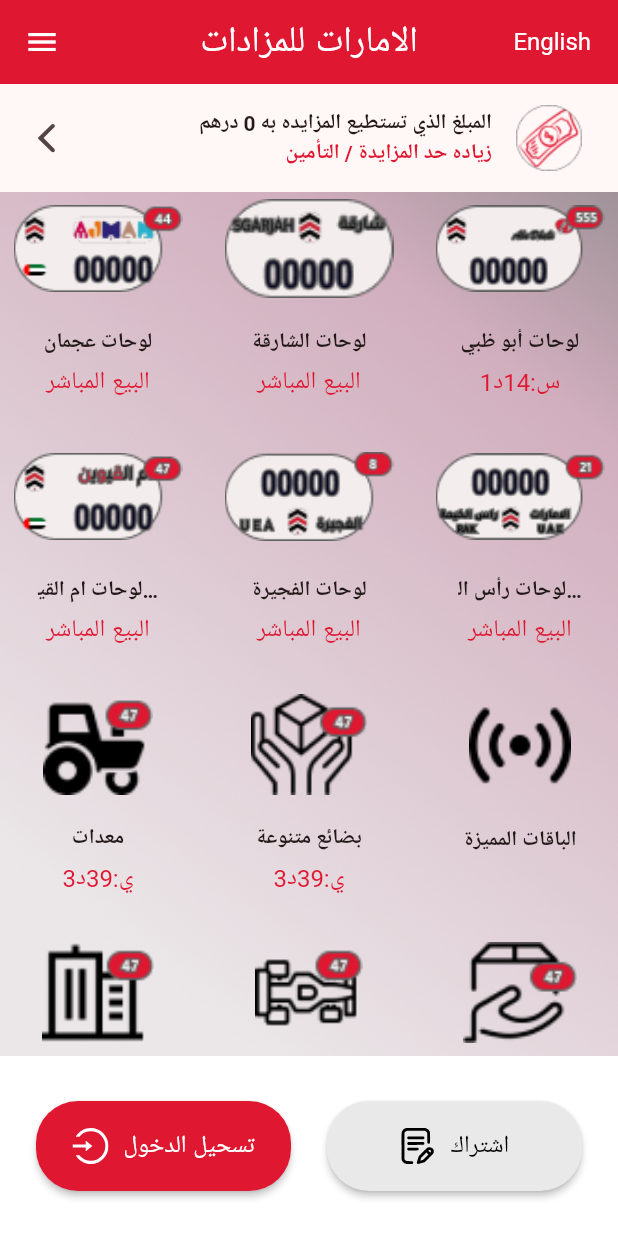
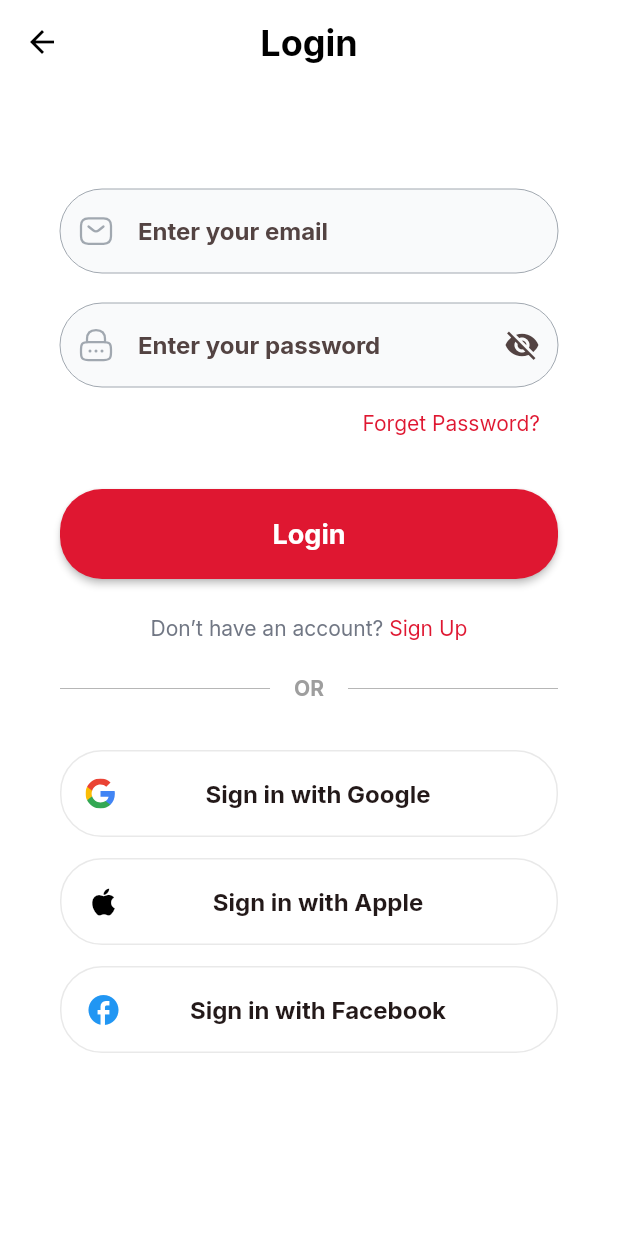
Before and after one commit to ibrahimagdy/mazadat, a Flutter app: the screen it shows after launch, after a tap on "تخطي", after a tap on "تسحيل الدخول", on a phone screen of 412 x 824 dp. Run offline on Flutter 3.47's test engine with Material 3 defaults, Android fonts, the phone set to English and light mode, and no system bars; our stand-ins replace flutter_screenutil, flutter_svg, google_fonts; Roboto replaces fonts that are missing (Tajawal).

Commit message:
login screen

```diff
--- a/lib/core/utils/routes.dart
+++ b/lib/core/utils/routes.dart
@@ -3,9 +3,11 @@
 import 'package:mazadat/view/splash_screen/skip_screen.dart';
 import 'package:mazadat/view/splash_screen/splash_screen.dart';
 
+import '../../view/auth/login_screen.dart';
+
 Map<String, Widget Function(BuildContext)> routes = {
   SplashScreen.id : (context) => const SplashScreen(),
   SkipScreen.id: (context) => const SkipScreen(),
-  HomeBeforeLogin.id: (context) =>  HomeBeforeLogin(),
-
+  HomeBeforeLogin.id: (context) => const HomeBeforeLogin(),
+  LoginScreen.id: (context) => const LoginScreen(),
 };
--- a/lib/core/utils/theme.dart
+++ b/lib/core/utils/theme.dart
@@ -1,5 +1,6 @@
 import 'package:flutter/material.dart';
 import 'package:google_fonts/google_fonts.dart';
+
 import '../../constants.dart';
 
 ThemeData theme() {
@@ -31,8 +32,8 @@
       // Title Medium
       displaySmall: GoogleFonts.inter(
         fontSize: 24,
-        fontWeight: FontWeight.normal,
-        color: Colors.white,
+        fontWeight: FontWeight.bold,
+        color: Colors.black,
         letterSpacing: 0,
         height: 1.25, // Leading point of 30px (30/24)
       ),
@@ -138,5 +139,6 @@
     iconTheme: IconThemeData(
       color: whiteBackGround
     ),
+    scaffoldBackgroundColor: Colors.white,
   );
 }
--- /dev/null
+++ b/lib/core/widgets/custom_sign_in_button.dart
@@ -0,0 +1,28 @@
+import 'package:flutter/material.dart';
+
+import '../../constants.dart';
+
+class CustomSignInButton extends StatelessWidget {
+  final Widget icon;
+  final String text;
+
+  const CustomSignInButton({super.key, required this.icon, required this.text});
+
+  @override
+  Widget build(BuildContext context) {
+    return Container(
+      decoration: BoxDecoration(
+        borderRadius: BorderRadius.circular(28),
+        border: Border.all(color: grey),
+      ),
+      child: ListTile(
+        leading: icon,
+        title: Center(
+            child: Padding(
+          padding: const EdgeInsets.only(right: 20),
+          child: Text(text),
+        )),
+      ),
+    );
+  }
+}
--- /dev/null
+++ b/lib/core/widgets/custom_text_field.dart
@@ -0,0 +1,75 @@
+import 'package:flutter/material.dart';
+
+import '../../constants.dart';
+
+class TextFormFieldCustom extends StatelessWidget {
+  final BuildContext context;
+  final String? labelText;
+  final TextEditingController controller;
+  bool? border = true;
+  bool? number = false;
+  bool? password = false;
+  String? value;
+  double length;
+  String? hintText;
+  Widget? prefixIcon;
+  Widget? suffixIcon;
+
+  TextFormFieldCustom({
+    super.key,
+    required this.context,
+    this.labelText,
+    required this.controller,
+    this.border,
+    this.value,
+    this.number,
+    this.password,
+    this.length = 0,
+    this.hintText,
+    this.prefixIcon,
+    this.suffixIcon,
+  });
+
+  @override
+  Widget build(BuildContext context) {
+    return TextFormField(
+        controller: value == null ? controller : null,
+        style: const TextStyle(color: Colors.black),
+        initialValue: value,
+        obscureText: password ?? false,
+        validator: (value) {
+          if (value == null || value.isEmpty) {
+            return "This Field Is Required";
+          }
+          return null;
+        },
+        keyboardType:
+            number == true ? TextInputType.number : TextInputType.text,
+        decoration: InputDecoration(
+          prefixIcon: prefixIcon,
+          suffixIcon: suffixIcon,
+          hintText: hintText,
+          contentPadding: length == 0 ? null : EdgeInsets.only(bottom: length),
+          labelText: labelText,
+          floatingLabelAlignment: FloatingLabelAlignment.start,
+          fillColor: const Color(0XFFF9FAFB),
+          filled: true,
+          labelStyle: Theme.of(context).textTheme.bodyMedium!.copyWith(
+                color: darkGrey,
+                overflow: TextOverflow.clip,
+              ),
+          border: OutlineInputBorder(
+            borderRadius: BorderRadius.circular(28.0),
+            borderSide: const BorderSide(color: Color(0XFFA1A8B0), width: 0),
+          ),
+          focusedBorder: OutlineInputBorder(
+            borderRadius: BorderRadius.circular(28.0),
+            borderSide: const BorderSide(color: Color(0XFFA1A8B0), width: 0),
+          ),
+          enabledBorder: OutlineInputBorder(
+            borderRadius: BorderRadius.circular(28.0),
+            borderSide: const BorderSide(color: Color(0XFFA1A8B0), width: 0),
+          ),
+        ));
+  }
+}
--- a/lib/core/widgets/home_categories.dart
+++ b/lib/core/widgets/home_categories.dart
@@ -1,4 +1,5 @@
 import 'package:flutter/material.dart';
+
 import '../../constants.dart';
 import '../utils/theme.dart';
 
@@ -61,6 +62,7 @@
                             const SizedBox(height: 4.0),
                             Text(
                                 homeModels[index].subtitle ?? "",
+                                textDirection: TextDirection.rtl,
                                 style: theme().textTheme.titleMedium!.copyWith(
                                     color: primaryColor
                                 )
--- a/lib/core/widgets/main_button.dart
+++ b/lib/core/widgets/main_button.dart
@@ -1,45 +1,47 @@
 import 'package:flutter/material.dart';
-import 'package:flutter_svg/svg.dart';
-import '../utils/theme.dart';
+import 'package:flutter_svg/flutter_svg.dart';
 
-class MainButton extends StatelessWidget{
+class MainButton extends StatelessWidget {
   final Color color;
   final String text;
   final String? icon;
   final Color? textColor;
   final void Function()? onTap;
-  const MainButton({super.key, required this.color, required this.text, this.icon, this.textColor, this.onTap});
+  final TextStyle? textStyle;
+
+  const MainButton({
+    super.key,
+    required this.color,
+    required this.text,
+    this.icon,
+    this.textColor = Colors.white,
+    this.onTap,
+    this.textStyle,
+  });
 
   @override
   Widget build(BuildContext context) {
     return SizedBox(
-      width: 170,
+      width: 180,
       child: MaterialButton(
-        onPressed: (){
-          onTap;
-        },
+        onPressed: onTap,
         color: color,
         shape: RoundedRectangleBorder(
-            borderRadius: BorderRadius.circular(28)
+          borderRadius: BorderRadius.circular(28),
         ),
         height: 60,
         child: Row(
           mainAxisAlignment: MainAxisAlignment.center,
           children: [
-            SvgPicture.asset(icon?? ""),
-            const SizedBox(width: 10),
+            if (icon != null) SvgPicture.asset(icon!),
+            if (icon != null) const SizedBox(width: 10),
             Text(
               text,
-              style: theme().textTheme.titleMedium!.copyWith(
-                color: textColor,
-              ),
-            )
+              style: textStyle ?? TextStyle(color: textColor),
+            ),
           ],
         ),
       ),
     );
-
   }
-
-
 }
--- /dev/null
+++ b/lib/view/auth/login_screen.dart
@@ -0,0 +1,172 @@
+import 'package:flutter/material.dart';
+import 'package:flutter_svg/flutter_svg.dart';
+import 'package:mazadat/constants.dart';
+import 'package:mazadat/core/utils/theme.dart';
+import 'package:mazadat/core/widgets/custom_sign_in_button.dart';
+import 'package:mazadat/core/widgets/main_button.dart';
+
+import '../../core/widgets/custom_text_field.dart';
+
+class LoginScreen extends StatefulWidget {
+  static String id = "LoginScreen";
+
+  const LoginScreen({super.key});
+
+  @override
+  State<LoginScreen> createState() => _LoginScreenState();
+}
+
+class _LoginScreenState extends State<LoginScreen> {
+  TextEditingController emailController = TextEditingController();
+  TextEditingController passwordController = TextEditingController();
+  bool isPasswordVisible = false;
+
+  @override
+  Widget build(BuildContext context) {
+    return Scaffold(
+      appBar: AppBar(
+        iconTheme: const IconThemeData(color: Colors.black),
+        centerTitle: true,
+        backgroundColor: Colors.white,
+        title: Text(
+          "Login",
+          style: theme().textTheme.displaySmall,
+        ),
+      ),
+      body: Padding(
+        padding: const EdgeInsets.symmetric(vertical: 50, horizontal: 40),
+        child: Column(
+          crossAxisAlignment: CrossAxisAlignment.stretch,
+          children: [
+            const SizedBox(height: 20),
+            TextFormFieldCustom(
+              context: context,
+              controller: emailController,
+              hintText: "Enter your email",
+              prefixIcon: SvgPicture.asset(
+                "assets/images/email.svg",
+                fit: BoxFit.scaleDown,
+              ),
+            ),
+            const SizedBox(height: 20),
+            TextFormFieldCustom(
+              context: context,
+              controller: passwordController,
+              hintText: "Enter your password",
+              password: !isPasswordVisible,
+              suffixIcon: IconButton(
+                icon: Icon(
+                  isPasswordVisible ? Icons.visibility : Icons.visibility_off,
+                ),
+                onPressed: () {
+                  setState(() {
+                    isPasswordVisible = !isPasswordVisible;
+                  });
+                },
+              ),
+              prefixIcon: SvgPicture.asset(
+                "assets/images/password.svg",
+                fit: BoxFit.scaleDown,
+              ),
+            ),
+            Row(
+              mainAxisAlignment: MainAxisAlignment.end,
+              children: [
+                TextButton(
+                  onPressed: () {},
+                  child: Text(
+                    "Forget Password?",
+                    style: theme().textTheme.labelMedium!.copyWith(
+                          color: primaryColor,
+                        ),
+                  ),
+                ),
+              ],
+            ),
+            const SizedBox(height: 20),
+            MainButton(
+              color: primaryColor,
+              text: "Login",
+              textStyle: theme()
+                  .textTheme
+                  .titleLarge!
+                  .copyWith(color: Colors.white, fontWeight: FontWeight.bold),
+              onTap: () {},
+            ),
+            const SizedBox(height: 20),
+            RichText(
+              textAlign: TextAlign.center,
+              text: TextSpan(
+                children: [
+                  TextSpan(
+                    text: "Don’t have an account? ",
+                    style: theme().textTheme.bodyMedium!.copyWith(
+                          color: const Color(0xFF717784),
+                        ),
+                  ),
+                  TextSpan(
+                    text: "Sign Up",
+                    style: theme().textTheme.bodyMedium!.copyWith(
+                          color: primaryColor,
+                        ),
+                  ),
+                ],
+              ),
+            ),
+            const SizedBox(height: 20),
+            const Row(
+              mainAxisAlignment: MainAxisAlignment.center,
+              children: [
+                Expanded(
+                  child: Divider(
+                    color: Colors.grey,
+                    thickness: 0.5,
+                    endIndent: 8,
+                  ),
+                ),
+                Padding(
+                  padding: EdgeInsets.symmetric(horizontal: 8),
+                  child: Text(
+                    "OR",
+                    style: TextStyle(
+                      color: Colors.grey,
+                      fontWeight: FontWeight.bold,
+                    ),
+                  ),
+                ),
+                Expanded(
+                  child: Divider(
+                    color: Colors.grey,
+                    thickness: 0.5,
+                    indent: 8,
+                  ),
+                ),
+              ],
+            ),
+            const SizedBox(height: 30),
+            CustomSignInButton(
+              icon: SvgPicture.asset("assets/images/Google.svg"),
+              text: "Sign in with Google",
+            ),
+            const SizedBox(height: 14),
+            const CustomSignInButton(
+              icon: Icon(
+                Icons.apple,
+                color: Colors.black,
+              ),
+              text: "Sign in with Apple",
+            ),
+            const SizedBox(height: 14),
+            const CustomSignInButton(
+              icon: Icon(
+                Icons.facebook,
+                color: Colors.blue,
+              ),
+              text: "Sign in with Facebook",
+            ),
+          ],
+        ),
+      ),
+    );
+  }
+}
--- a/lib/view/home_before_login/home_before_login.dart
+++ b/lib/view/home_before_login/home_before_login.dart
@@ -2,6 +2,7 @@
 import 'package:mazadat/core/utils/theme.dart';
 import 'package:mazadat/core/widgets/home_list_tile.dart';
 import 'package:mazadat/core/widgets/main_button.dart';
+import 'package:mazadat/view/auth/login_screen.dart';
 
 import '../../constants.dart';
 import '../../core/widgets/home_categories.dart';
@@ -19,15 +20,12 @@
         actions: [
           Padding(
             padding: const EdgeInsets.only(right: 18),
-            child: Text(
-              "English",
-              style: theme().textTheme.titleMedium
-            ),
+            child: Text("English", style: theme().textTheme.titleMedium),
           )
         ],
       ),
       drawer: const Drawer(),
-      body:  Column(
+      body: Column(
         children: [
           const HomeListTile(),
           const HomeCategories(),
@@ -40,14 +38,23 @@
                 MainButton(
                     color: primaryColor,
                     text: "تسحيل الدخول",
+                    textStyle: theme()
+                        .textTheme
+                        .titleSmall!
+                        .copyWith(color: Colors.white),
                     icon: "assets/images/login_vector.svg",
-                ),
+                    onTap: () {
+                      Navigator.pushNamed(context, LoginScreen.id);
+                    }),
                 MainButton(
                     color: grey,
                     text: "اشتراك",
+                    textStyle: theme().textTheme.titleSmall,
+                    textColor: Colors.black,
                     icon: "assets/images/subscribe.svg",
-                  textColor: Colors.black,
-                ),
+                    onTap: () {
+                      Navigator.pushNamed(context, LoginScreen.id);
+                    }),
               ],
             ),
           ),
```
Also changed, not shown: assets/images/Google.svg (added), assets/images/email.svg (added), assets/images/password.svg (added). Lines whose indentation alone changed are shown as unchanged.
